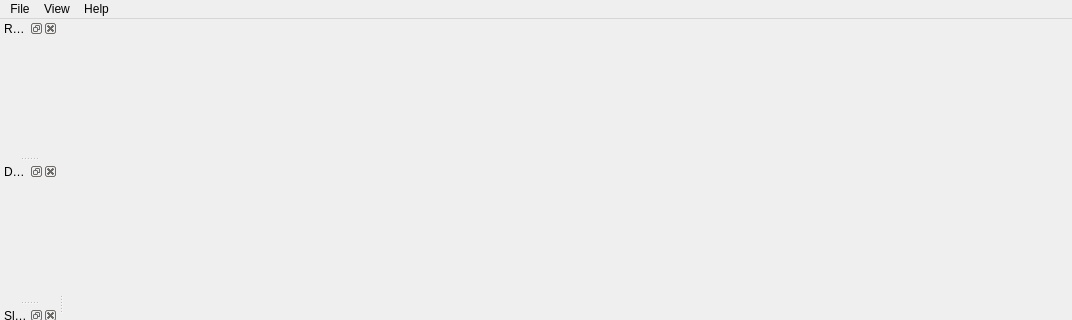
Old version of the form src/app/viewer/ui/viewer_main_window.ui in the repository marcin-ochman/modular-slam; both pictures show x 0 to 1072 and y 0 to 320 of the 1072 by 608 pixel window.
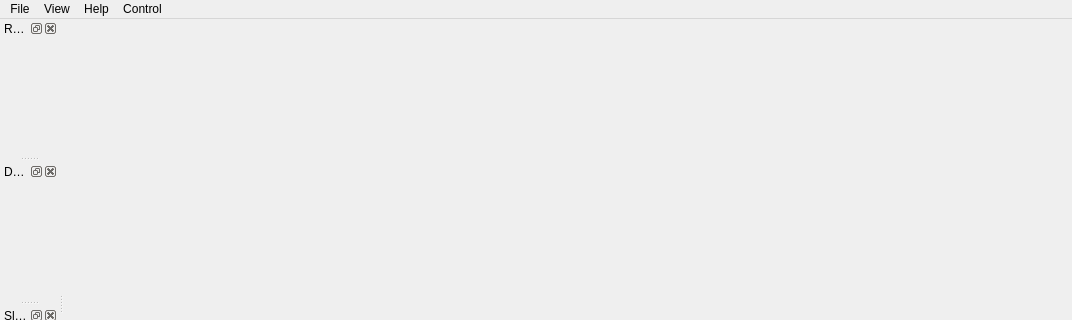
New version of the form. Custom widgets are drawn as their Qt base class.

Diff of the .ui file:
```diff
--- a/src/app/viewer/ui/viewer_main_window.ui
+++ b/src/app/viewer/ui/viewer_main_window.ui
@@ -51,9 +51,16 @@
     </widget>
     <addaction name="menuAdd"/>
    </widget>
+   <widget class="QMenu" name="menuControl">
+    <property name="title">
+     <string>Control</string>
+    </property>
+    <addaction name="pauseResumeAction"/>
+   </widget>
    <addaction name="menuFile"/>
    <addaction name="menuView"/>
    <addaction name="menuHelp"/>
+   <addaction name="menuControl"/>
   </widget>
   <widget class="QStatusBar" name="statusbar"/>
   <widget class="QDockWidget" name="dockWidget">
```
Left out of the diff: 5 changed lines with no effect on the pictures.
